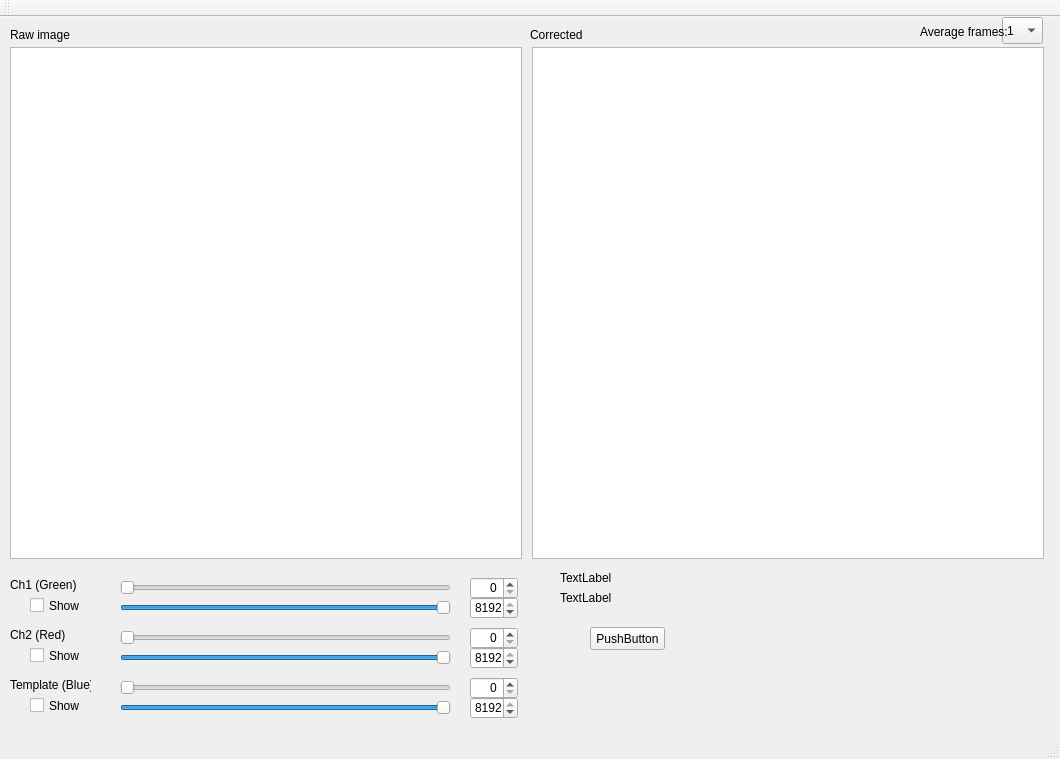
First picture: the form in mainwindow.ui, repository amitani/onlineMotionCorrection, before the edit.
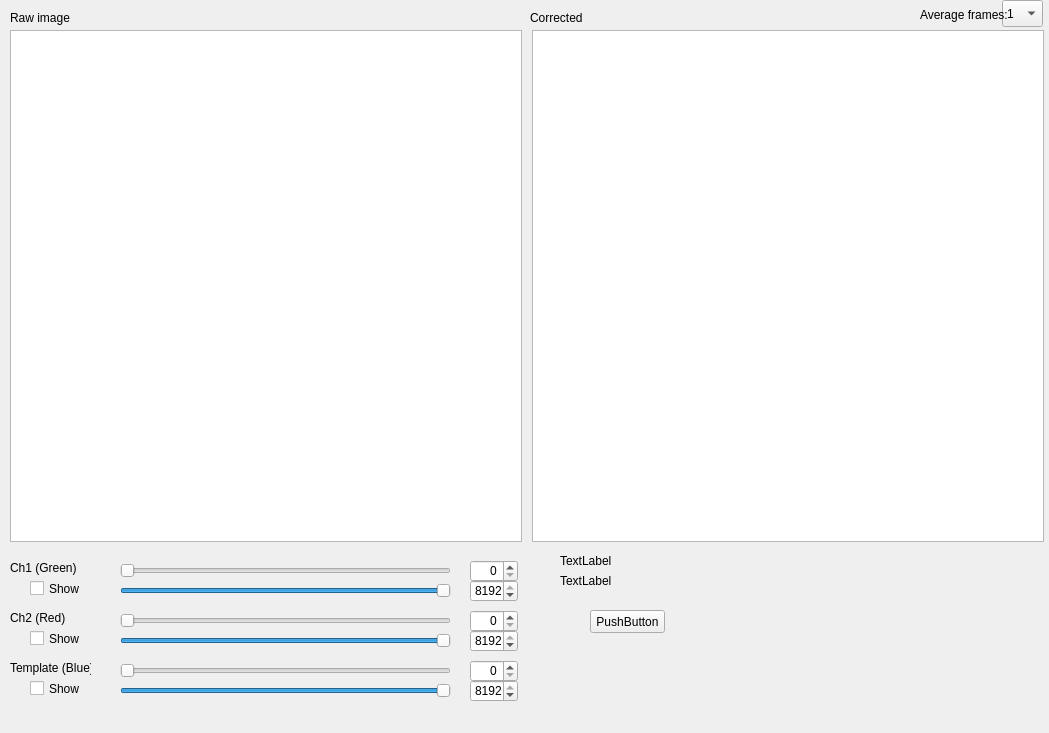
Second picture: the form after the edit.

Commit message: removed scrollbars, fixed window size

What changed in the file:
```diff
--- a/mainwindow.ui
+++ b/mainwindow.ui
@@ -6,10 +6,16 @@
    <rect>
     <x>0</x>
     <y>0</y>
-    <width>1060</width>
-    <height>759</height>
+    <width>1049</width>
+    <height>733</height>
    </rect>
   </property>
+  <property name="sizePolicy">
+   <sizepolicy hsizetype="Preferred" vsizetype="Preferred">
+    <horstretch>0</horstretch>
+    <verstretch>0</verstretch>
+   </sizepolicy>
+  </property>
   <property name="windowTitle">
    <string>onlineMotionCorrection</string>
   </property>
@@ -529,15 +535,6 @@
     </rect>
    </property>
   </widget>
-  <widget class="QToolBar" name="mainToolBar">
-   <attribute name="toolBarArea">
-    <enum>TopToolBarArea</enum>
-   </attribute>
-   <attribute name="toolBarBreak">
-    <bool>false</bool>
-   </attribute>
-  </widget>
-  <widget class="QStatusBar" name="statusBar"/>
  </widget>
  <layoutdefault spacing="6" margin="11"/>
  <resources/>
```
Left out of the diff: 2 changed lines with no effect on the pictures. The commit also changes 2 other files.
